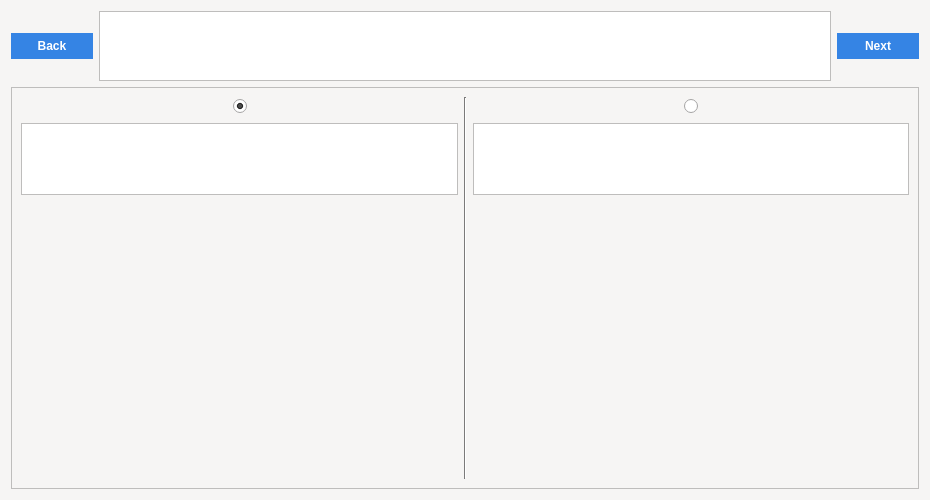
First picture: the form in ui/qt_generated/determinant.ui, repository Yarosvet/Bionic, before the edit.
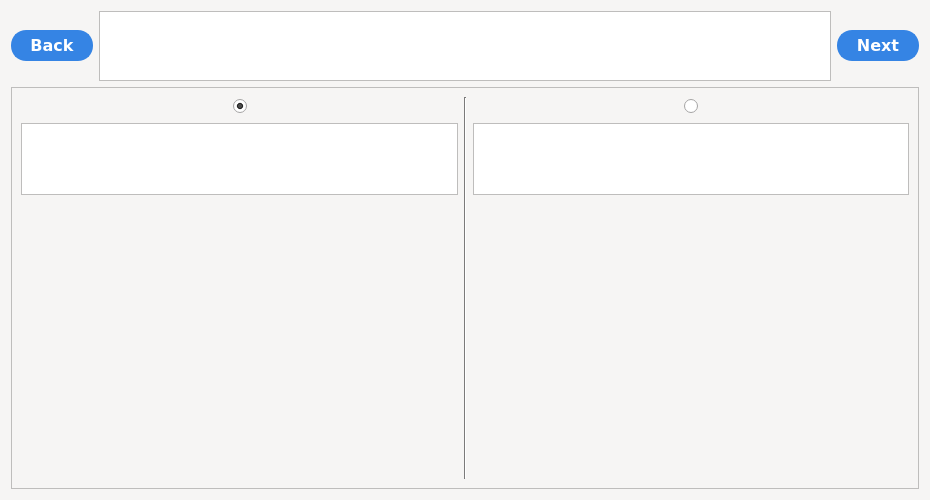
Second picture: the form after the edit. Icons and pictures are not drawn.

```diff
--- a/ui/qt_generated/determinant.ui
+++ b/ui/qt_generated/determinant.ui
@@ -154,15 +154,6 @@
        </color>
       </brush>
      </colorrole>
-     <colorrole role="PlaceholderText">
-      <brush brushstyle="SolidPattern">
-       <color alpha="128">
-        <red>0</red>
-        <green>0</green>
-        <blue>0</blue>
-       </color>
-      </brush>
-     </colorrole>
     </active>
     <inactive>
      <colorrole role="WindowText">
@@ -300,15 +291,6 @@
        </color>
       </brush>
      </colorrole>
-     <colorrole role="PlaceholderText">
-      <brush brushstyle="SolidPattern">
-       <color alpha="128">
-        <red>0</red>
-        <green>0</green>
-        <blue>0</blue>
-       </color>
-      </brush>
-     </colorrole>
     </inactive>
     <disabled>
      <colorrole role="WindowText">
@@ -446,15 +428,6 @@
        </color>
       </brush>
      </colorrole>
-     <colorrole role="PlaceholderText">
-      <brush brushstyle="SolidPattern">
-       <color alpha="128">
-        <red>0</red>
-        <green>0</green>
-        <blue>0</blue>
-       </color>
-      </brush>
-     </colorrole>
     </disabled>
    </palette>
   </property>
@@ -472,6 +445,8 @@
       <widget class="QPushButton" name="back_button">
        <property name="font">
         <font>
+         <family>DejaVu Sans</family>
+         <pointsize>12</pointsize>
          <weight>75</weight>
          <bold>true</bold>
         </font>
@@ -488,7 +463,7 @@
 border-color: rgb(53, 132, 228);
 padding: 4px;
 width: 70px;
-</string>
+min-height: 18px;</string>
        </property>
        <property name="text">
         <string>Back</string>
@@ -512,6 +487,8 @@
       <widget class="QPushButton" name="next_button">
        <property name="font">
         <font>
+         <family>DejaVu Sans</family>
+         <pointsize>12</pointsize>
          <weight>75</weight>
          <bold>true</bold>
         </font>
@@ -528,7 +505,7 @@
 border-color: rgb(53, 132, 228);
 padding: 4px;
 width: 70px;
-</string>
+min-height: 18px;</string>
        </property>
        <property name="text">
         <string>Next</string>
```
Left out of the diff: 8 changed lines with no effect on the pictures.
